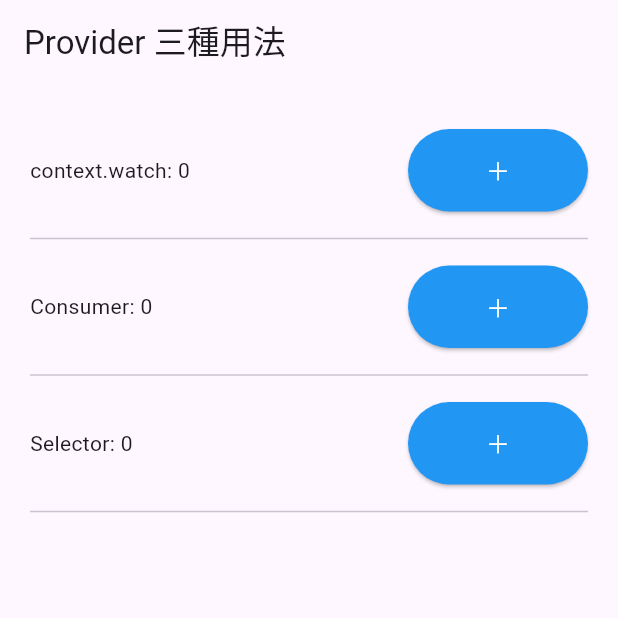
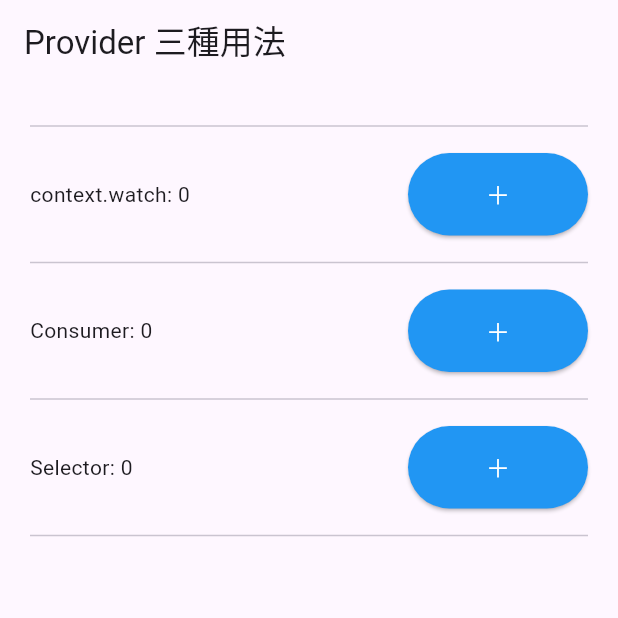
Before and after one commit to cccsdxtw/test_flutter_tips, a Flutter app: the ProviderScopeExample screen opened directly, on a phone screen of 412 x 824 dp, the top half of it. Run offline on Flutter 3.47's test engine with Material 3 defaults, Android fonts, the phone set to English and light mode, and no system bars; our stand-ins replace cached_network_image, flutter_bloc, flutter_riverpod, get, logger.

Commit message:
UI系- 上面加個線 平衡一下

```diff
--- a/lib/tips/provider_scope_example.dart
+++ b/lib/tips/provider_scope_example.dart
@@ -37,6 +37,7 @@ class ProviderScopeExample extends StatelessWidget {
           padding: EdgeInsets.all(20),
           child: Column(
             children: [
+              Divider(),
               WatchSection(),
               Divider(),
               ConsumerSection(),
```
